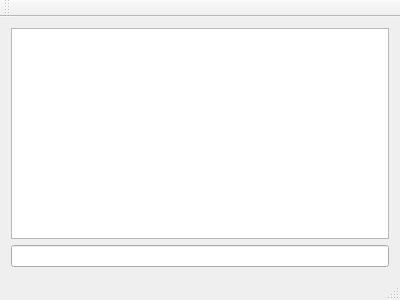
Qt form calcx.ui (ephemerr/calcx) before a commit.
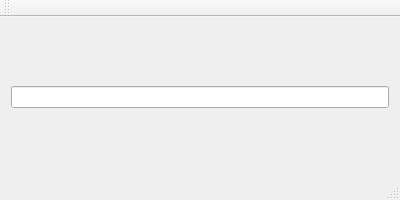
The same form after that commit.

Patch:
```diff
--- a/calcx.ui
+++ b/calcx.ui
@@ -7,17 +7,26 @@
     <x>0</x>
     <y>0</y>
     <width>400</width>
-    <height>300</height>
+    <height>200</height>
    </rect>
   </property>
+  <property name="sizePolicy">
+   <sizepolicy hsizetype="Maximum" vsizetype="Maximum">
+    <horstretch>0</horstretch>
+    <verstretch>0</verstretch>
+   </sizepolicy>
+  </property>
+  <property name="maximumSize">
+   <size>
+    <width>400</width>
+    <height>200</height>
+   </size>
+  </property>
   <property name="windowTitle">
    <string>Calcx</string>
   </property>
   <widget class="QWidget" name="centralWidget">
    <layout class="QVBoxLayout" name="verticalLayout_2">
-    <item>
-     <widget class="QListView" name="histView"/>
-    </item>
     <item>
      <widget class="QLineEdit" name="lineEdit"/>
     </item>
```
